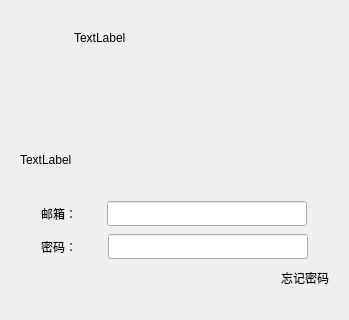
blapapple/pChat, file logindialog.ui: the form before one commit; both pictures show x 0 to 349 and y 91 to 411 of the 349 by 524 pixel window.
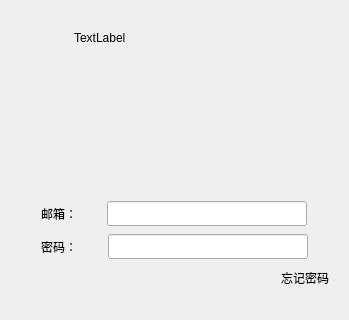
The form after the commit. Custom widgets are drawn as their Qt base class.

```diff
--- a/logindialog.ui
+++ b/logindialog.ui
@@ -62,7 +62,7 @@
      <item>
       <widget class="QLabel" name="err_tip">
        <property name="text">
-        <string>TextLabel</string>
+        <string/>
        </property>
       </widget>
      </item>
```
